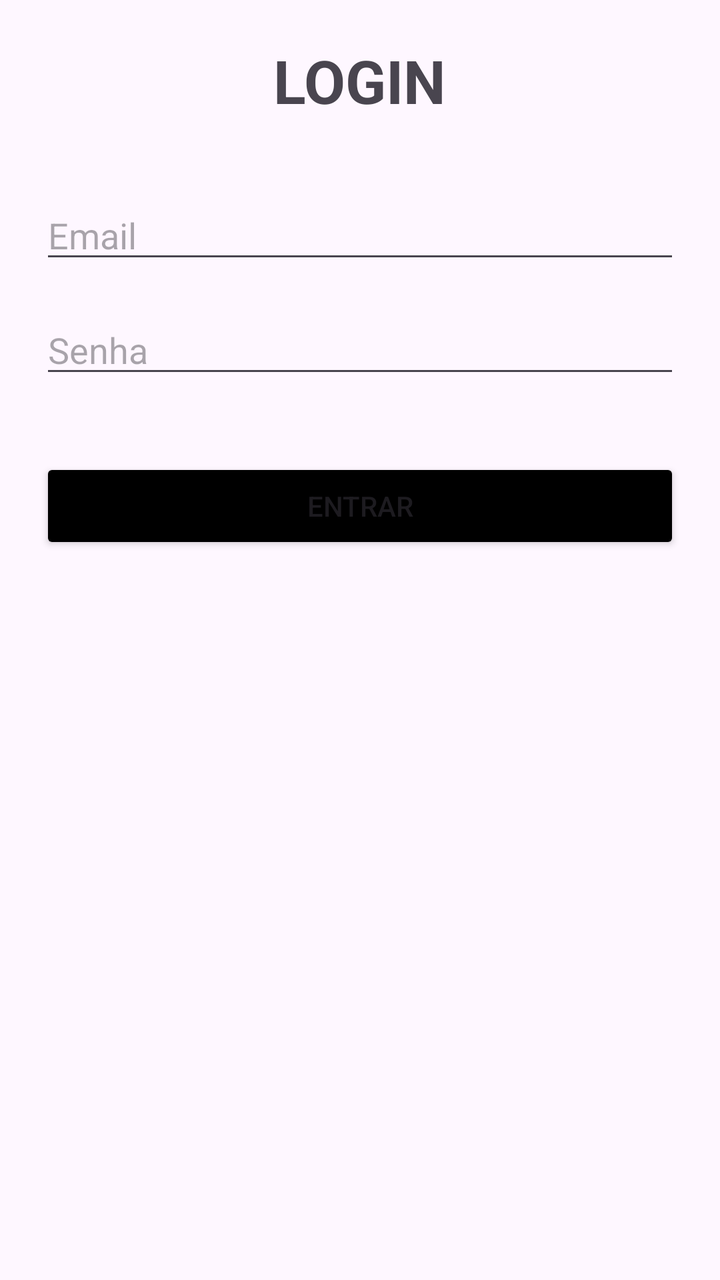
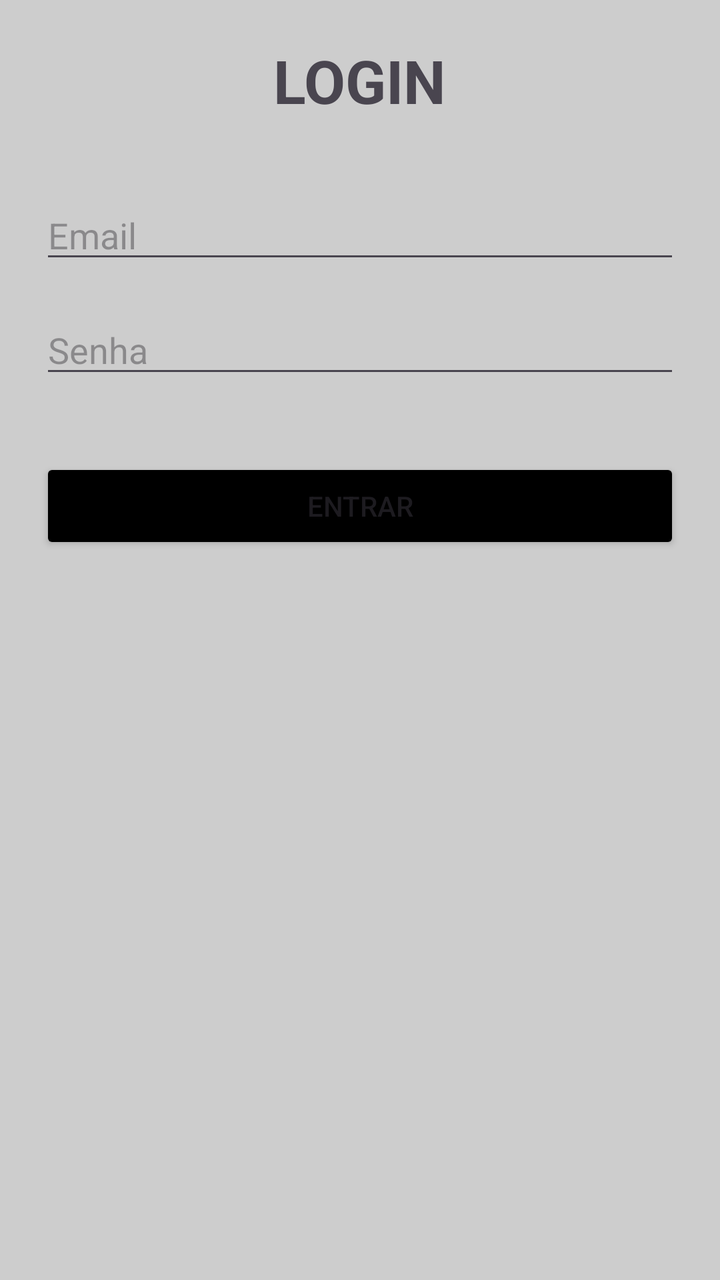

Before-and-after screenshots of an Android layout around one commit, followed by the original layout XML and the change that was made.
<!-- AndroidManifest.xml: application theme Theme.JuliaPAMIIBIMII -->
<!-- res/layout/activity_main.xml -->
<?xml version="1.0" encoding="utf-8"?>
<LinearLayout xmlns:android="http://schemas.android.com/apk/res/android"
    android:layout_width="match_parent"
    android:layout_height="match_parent"
    android:orientation="vertical"
    android:padding="20dp">


    <TextView
        android:layout_width="wrap_content"
        android:layout_height="wrap_content"
        android:text="LOGIN"
        android:textSize="30sp"
        android:textStyle="bold"
        android:layout_marginBottom="35dp"
        android:layout_gravity="center"/>

    <EditText
        android:layout_width="match_parent"
        android:layout_height="wrap_content"
        android:hint="Email"/>

    <EditText
        android:layout_width="match_parent"
        android:layout_height="wrap_content"
        android:hint="Senha"
        android:inputType="textPassword"
        android:layout_marginTop="16dp"/>

    <Button
        android:layout_width="match_parent"
        android:layout_height="wrap_content"
        android:text="Entrar"
        android:layout_marginTop="35dp"

        android:backgroundTint="#000000"/>


</LinearLayout>
<!-- resources referenced by this layout -->
<resources>
  <style name="Theme.JuliaPAMIIBIMII" parent="Base.Theme.JuliaPAMIIBIMII" />
  <style name="Base.Theme.JuliaPAMIIBIMII" parent="Theme.Material3.DayNight.NoActionBar">
          
          
      </style>
</resources>

<!-- the commit's change to res/layout/activity_main.xml (unified diff, before → after) -->
@@ -3,6 +3,7 @@
     android:layout_width="match_parent"
     android:layout_height="match_parent"
     android:orientation="vertical"
+    android:background="#cdcdcd"
     android:padding="20dp">
 
 
@@ -13,7 +14,8 @@
         android:textSize="30sp"
         android:textStyle="bold"
         android:layout_marginBottom="35dp"
-        android:layout_gravity="center"/>
+        android:layout_gravity="center"
+        />
 
     <EditText
         android:layout_width="match_parent"
